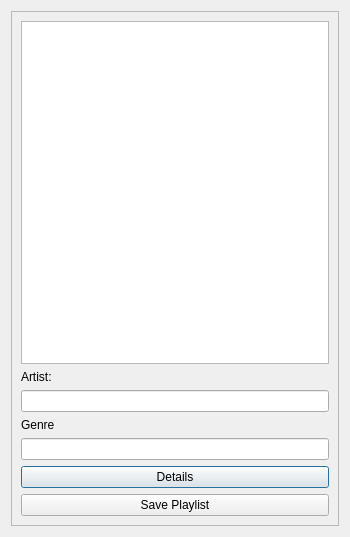
The window that playlistwindow.ui (feddes/dsba-itop2022-hw) describes before a commit, drawn with Qt 5.
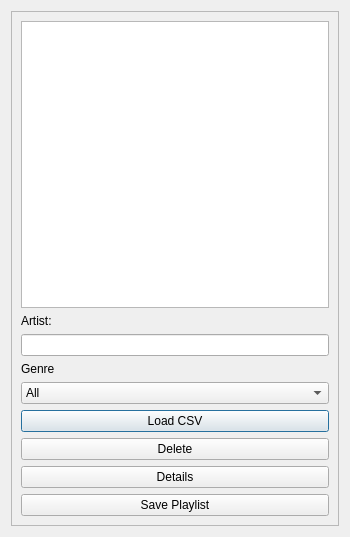
The same window after the commit.

Patch:
```diff
--- a/playlistwindow.ui
+++ b/playlistwindow.ui
@@ -62,7 +62,27 @@
        </widget>
       </item>
       <item>
-       <widget class="QLineEdit" name="Genre"/>
+       <widget class="QComboBox" name="Genre">
+        <item>
+         <property name="text">
+          <string>All</string>
+         </property>
+        </item>
+       </widget>
+      </item>
+      <item>
+       <widget class="QPushButton" name="loadCSV">
+        <property name="text">
+         <string>Load CSV</string>
+        </property>
+       </widget>
+      </item>
+      <item>
+       <widget class="QPushButton" name="Del">
+        <property name="text">
+         <string>Delete</string>
+        </property>
+       </widget>
       </item>
       <item>
        <widget class="QPushButton" name="Info">
```
Left out of the diff: 2 changed lines with no effect on the pictures.
